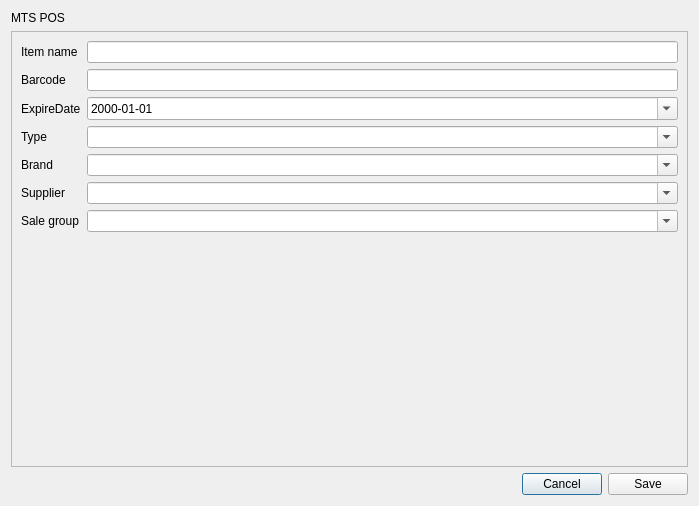
Before: the Qt Designer form app/views/templates/generated/EditItem.ui in rondalefloyd/mts-pos, drawn with Qt 5.
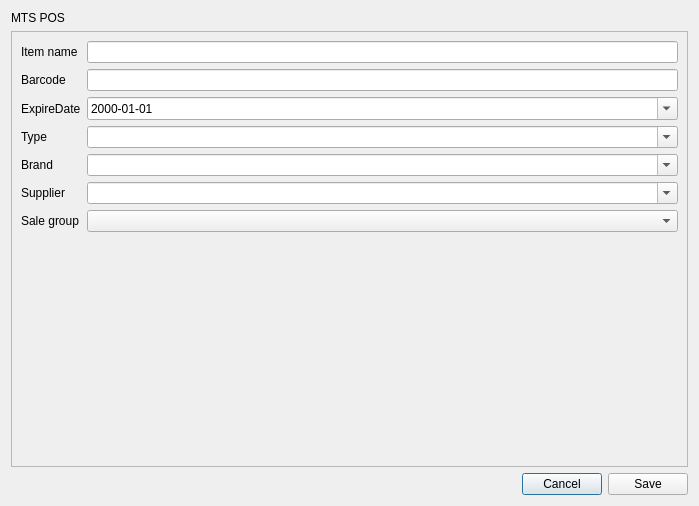
After: the same form once the commit is applied.

```diff
--- a/app/views/templates/generated/EditItem.ui
+++ b/app/views/templates/generated/EditItem.ui
@@ -147,7 +147,7 @@
           <bool>true</bool>
          </property>
          <property name="editable">
-          <bool>true</bool>
+          <bool>false</bool>
          </property>
          <property name="insertPolicy">
           <enum>QComboBox::NoInsert</enum>
```
